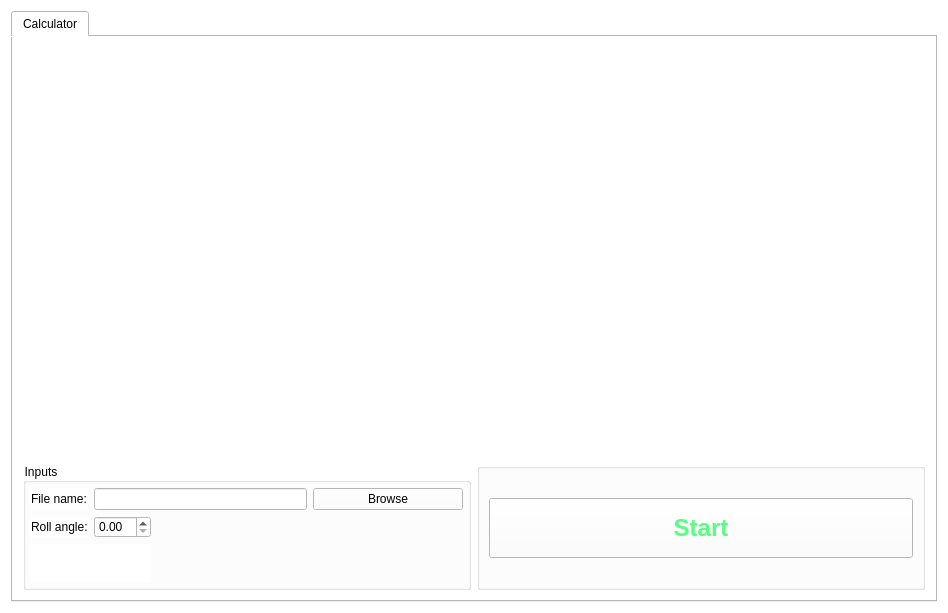
Qt form gui/UICalculator.ui (sergey-tomin/pyhirex) before a commit.
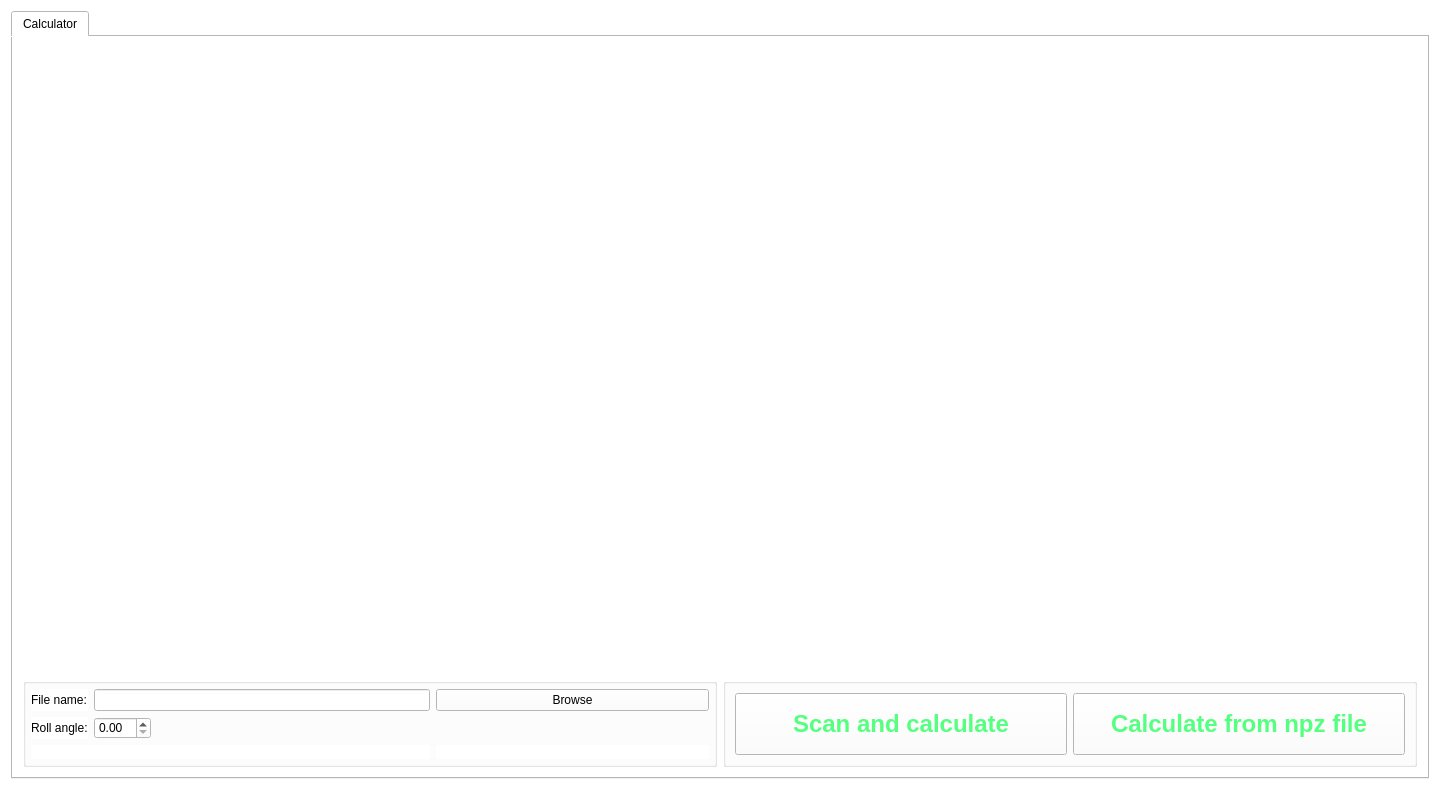
The same form after that commit.

What changed in the file:
```diff
--- a/gui/UICalculator.ui
+++ b/gui/UICalculator.ui
@@ -6,8 +6,8 @@
    <rect>
     <x>0</x>
     <y>0</y>
-    <width>948</width>
-    <height>613</height>
+    <width>1440</width>
+    <height>790</height>
    </rect>
   </property>
   <property name="minimumSize">
@@ -51,96 +51,6 @@
        <property name="spacing">
         <number>6</number>
        </property>
-       <item row="0" column="1">
-        <widget class="QWidget" name="widget_calc_2" native="true">
-         <property name="sizePolicy">
-          <sizepolicy hsizetype="MinimumExpanding" vsizetype="MinimumExpanding">
-           <horstretch>0</horstretch>
-           <verstretch>0</verstretch>
-          </sizepolicy>
-         </property>
-         <property name="minimumSize">
-          <size>
-           <width>300</width>
-           <height>200</height>
-          </size>
-         </property>
-        </widget>
-       </item>
-       <item row="0" column="0">
-        <widget class="QWidget" name="widget_calc" native="true">
-         <property name="sizePolicy">
-          <sizepolicy hsizetype="MinimumExpanding" vsizetype="MinimumExpanding">
-           <horstretch>0</horstretch>
-           <verstretch>0</verstretch>
-          </sizepolicy>
-         </property>
-         <property name="minimumSize">
-          <size>
-           <width>300</width>
-           <height>200</height>
-          </size>
-         </property>
-        </widget>
-       </item>
-       <item row="3" column="1">
-        <widget class="QGroupBox" name="groupBox">
-         <property name="title">
-          <string/>
-         </property>
-         <layout class="QGridLayout" name="gridLayout">
-          <item row="1" column="1">
-           <widget class="QPushButton" name="pb_start_calc">
-            <property name="minimumSize">
-             <size>
-              <width>200</width>
-              <height>60</height>
-             </size>
-            </property>
-            <property name="font">
-             <font>
-              <pointsize>18</pointsize>
-              <weight>75</weight>
-              <bold>true</bold>
-             </font>
-            </property>
-            <property name="styleSheet">
-             <string notr="true">color: rgb(85, 255, 127);</string>
-            </property>
-            <property name="text">
-             <string>Start</string>
-            </property>
-           </widget>
-          </item>
-          <item row="0" column="1">
-           <spacer name="horizontalSpacer_5">
-            <property name="orientation">
-             <enum>Qt::Horizontal</enum>
-            </property>
-            <property name="sizeHint" stdset="0">
-             <size>
-              <width>40</width>
-              <height>20</height>
-             </size>
-            </property>
-           </spacer>
-          </item>
-          <item row="2" column="1">
-           <spacer name="horizontalSpacer_6">
-            <property name="orientation">
-             <enum>Qt::Horizontal</enum>
-            </property>
-            <property name="sizeHint" stdset="0">
-             <size>
-              <width>40</width>
-              <height>20</height>
-             </size>
-            </property>
-           </spacer>
-          </item>
-         </layout>
-        </widget>
-       </item>
        <item row="3" column="0">
         <widget class="QGroupBox" name="groupBox_5">
          <property name="sizePolicy">
@@ -150,7 +60,7 @@
           </sizepolicy>
          </property>
          <property name="title">
-          <string>Inputs</string>
+          <string/>
          </property>
          <layout class="QGridLayout" name="gridLayout_10">
           <property name="leftMargin">
@@ -168,71 +78,6 @@
           <property name="spacing">
            <number>6</number>
           </property>
-          <item row="2" column="1" colspan="2">
-           <widget class="QDoubleSpinBox" name="roll_angle"/>
-          </item>
-          <item row="3" column="3">
-           <spacer name="horizontalSpacer_2">
-            <property name="orientation">
-             <enum>Qt::Horizontal</enum>
-            </property>
-            <property name="sizeHint" stdset="0">
-             <size>
-              <width>40</width>
-              <height>20</height>
-             </size>
-            </property>
-           </spacer>
-          </item>
-          <item row="2" column="3">
-           <spacer name="horizontalSpacer">
-            <property name="orientation">
-             <enum>Qt::Horizontal</enum>
-            </property>
-            <property name="sizeHint" stdset="0">
-             <size>
-              <width>40</width>
-              <height>20</height>
-             </size>
-            </property>
-           </spacer>
-          </item>
-          <item row="2" column="4">
-           <spacer name="horizontalSpacer_3">
-            <property name="orientation">
-             <enum>Qt::Horizontal</enum>
-            </property>
-            <property name="sizeHint" stdset="0">
-             <size>
-              <width>40</width>
-              <height>20</height>
-             </size>
-            </property>
-           </spacer>
-          </item>
-          <item row="0" column="1" colspan="3">
-           <widget class="QLineEdit" name="file_name"/>
-          </item>
-          <item row="3" column="4">
-           <spacer name="horizontalSpacer_4">
-            <property name="orientation">
-             <enum>Qt::Horizontal</enum>
-            </property>
-            <property name="sizeHint" stdset="0">
-             <size>
-              <width>40</width>
-              <height>20</height>
-             </size>
-            </property>
-           </spacer>
-          </item>
-          <item row="0" column="4">
-           <widget class="QPushButton" name="browse_button">
-            <property name="text">
-             <string>Browse</string>
-            </property>
-           </widget>
-          </item>
           <item row="0" column="0">
            <widget class="QLabel" name="label">
             <property name="text">
@@ -240,17 +85,168 @@
             </property>
            </widget>
           </item>
-          <item row="2" column="0">
+          <item row="3" column="3">
+           <spacer name="horizontalSpacer">
+            <property name="orientation">
+             <enum>Qt::Horizontal</enum>
+            </property>
+            <property name="sizeHint" stdset="0">
+             <size>
+              <width>40</width>
+              <height>20</height>
+             </size>
+            </property>
+           </spacer>
+          </item>
+          <item row="3" column="0">
            <widget class="QLabel" name="label_3">
             <property name="text">
              <string>Roll angle:</string>
             </property>
            </widget>
           </item>
-          <item row="3" column="0" colspan="3">
+          <item row="3" column="1" colspan="2">
+           <widget class="QDoubleSpinBox" name="roll_angle"/>
+          </item>
+          <item row="0" column="4">
+           <widget class="QPushButton" name="browse_button">
+            <property name="text">
+             <string>Browse</string>
+            </property>
+           </widget>
+          </item>
+          <item row="0" column="1" colspan="3">
+           <widget class="QLineEdit" name="file_name"/>
+          </item>
+          <item row="4" column="0" colspan="4">
            <widget class="QLabel" name="mono_no">
             <property name="text">
              <string/>
+            </property>
+           </widget>
+          </item>
+          <item row="4" column="4">
+           <widget class="QLabel" name="output">
+            <property name="font">
+             <font>
+              <weight>75</weight>
+              <bold>true</bold>
+             </font>
+            </property>
+            <property name="text">
+             <string/>
+            </property>
+           </widget>
+          </item>
+          <item row="3" column="4">
+           <spacer name="horizontalSpacer_3">
+            <property name="orientation">
+             <enum>Qt::Horizontal</enum>
+            </property>
+            <property name="sizeHint" stdset="0">
+             <size>
+              <width>40</width>
+              <height>20</height>
+             </size>
+            </property>
+           </spacer>
+          </item>
+         </layout>
+        </widget>
+       </item>
+       <item row="0" column="0">
+        <widget class="QWidget" name="widget_calc" native="true">
+         <property name="sizePolicy">
+          <sizepolicy hsizetype="MinimumExpanding" vsizetype="MinimumExpanding">
+           <horstretch>0</horstretch>
+           <verstretch>0</verstretch>
+          </sizepolicy>
+         </property>
+         <property name="minimumSize">
+          <size>
+           <width>300</width>
+           <height>200</height>
+          </size>
+         </property>
+        </widget>
+       </item>
+       <item row="0" column="1">
+        <widget class="QWidget" name="widget_calc_2" native="true">
+         <property name="sizePolicy">
+          <sizepolicy hsizetype="MinimumExpanding" vsizetype="MinimumExpanding">
+           <horstretch>0</horstretch>
+           <verstretch>0</verstretch>
+          </sizepolicy>
+         </property>
+         <property name="minimumSize">
+          <size>
+           <width>300</width>
+           <height>200</height>
+          </size>
+         </property>
+        </widget>
+       </item>
+       <item row="3" column="1">
+        <widget class="QGroupBox" name="groupBox">
+         <property name="title">
+          <string/>
+         </property>
+         <layout class="QGridLayout" name="gridLayout">
+          <item row="1" column="1">
+           <widget class="QPushButton" name="pb_start_calc">
+            <property name="minimumSize">
+             <size>
+              <width>200</width>
+              <height>60</height>
+             </size>
+            </property>
+            <property name="maximumSize">
+             <size>
+              <width>1000</width>
+              <height>1000</height>
+             </size>
+            </property>
+            <property name="font">
+             <font>
+              <pointsize>18</pointsize>
+              <weight>75</weight>
+              <bold>true</bold>
+             </font>
+            </property>
+            <property name="styleSheet">
+             <string notr="true">color: rgb(85, 255, 127);</string>
+            </property>
+            <property name="text">
+             <string>Calculate from npz file</string>
+            </property>
+           </widget>
+          </item>
+          <item row="1" column="0">
+           <widget class="QPushButton" name="pb_scan">
+            <property name="minimumSize">
+             <size>
+              <width>75</width>
+              <height>24</height>
+             </size>
+            </property>
+            <property name="maximumSize">
+             <size>
+              <width>1000</width>
+              <height>1000</height>
+             </size>
+            </property>
+            <property name="font">
+             <font>
+              <pointsize>18</pointsize>
+              <weight>75</weight>
+              <bold>true</bold>
+             </font>
+            </property>
+            <property name="styleSheet">
+             <string notr="true">color: rgb(85, 255, 127);</string>
+            </property>
+            <property name="text">
+             <string>Scan and calculate</string>
             </property>
            </widget>
           </item>
```
Left out of the diff: 2 changed lines with no effect on the pictures.
